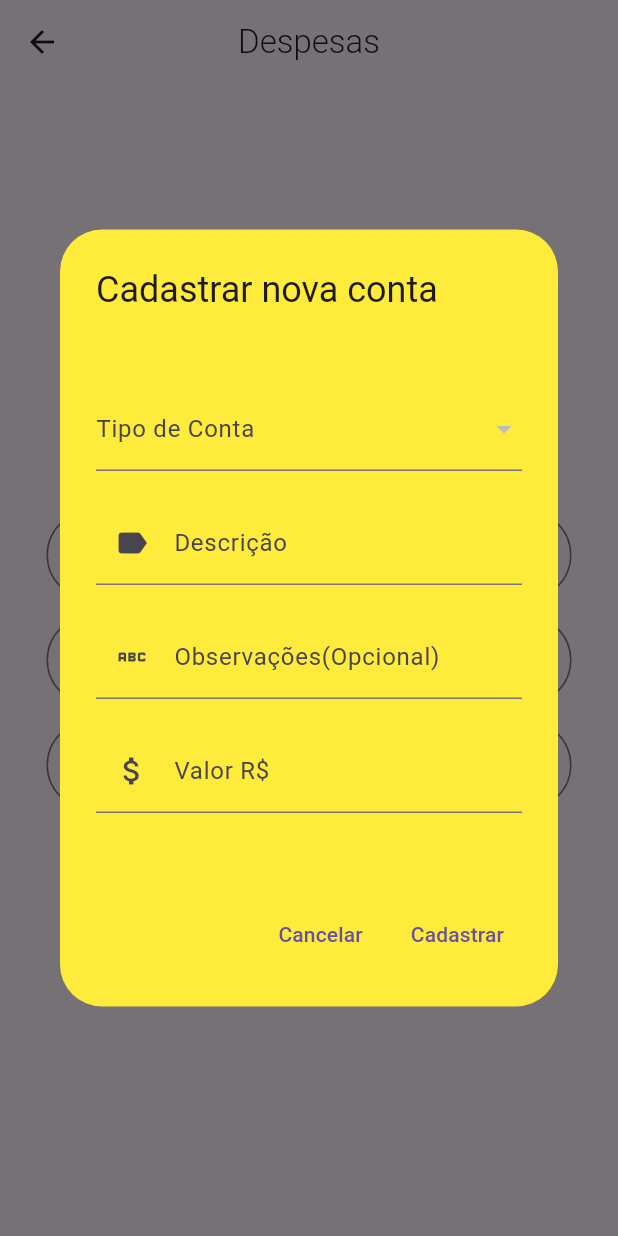
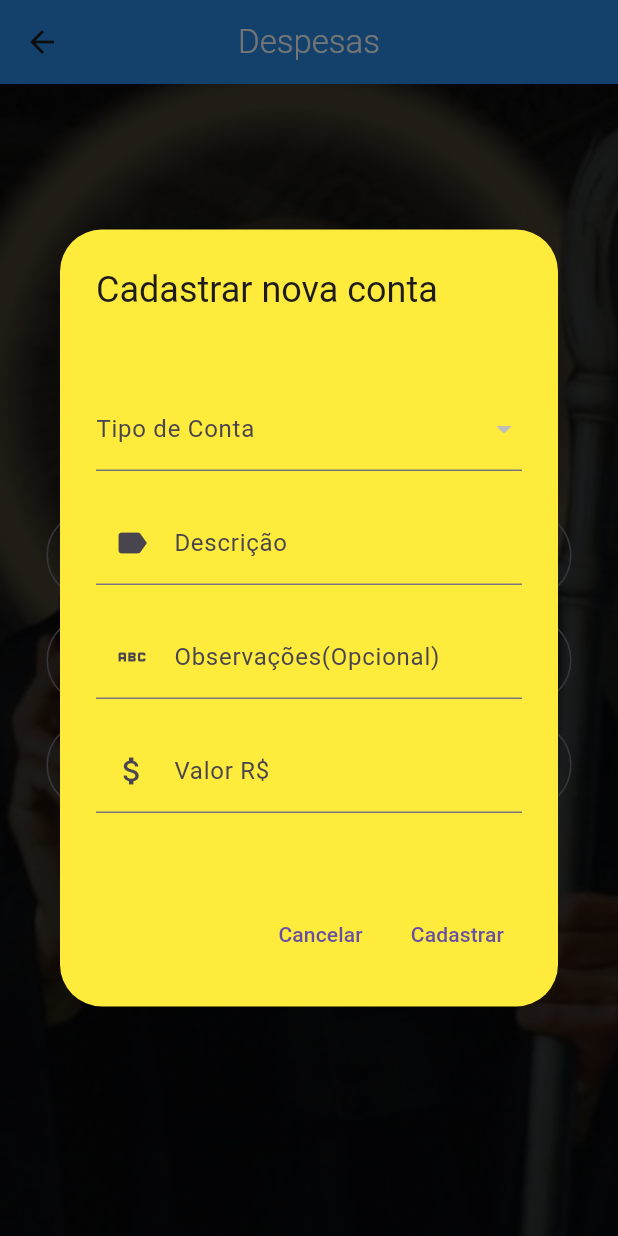
Before and after one commit to ryannestacio/decimus, a Flutter app: the DespesasScreen screen opened by its route, after a tap on "Cadastrar nova conta", on a phone screen of 412 x 824 dp. Run offline on Flutter 3.47's test engine with Material 3 defaults, Android fonts, the phone set to English and light mode, and no system bars; our stand-ins replace cloud_firestore, firebase_auth, firebase_core, flutter_spinkit; accounts and stored records are empty.

Commit message:
adicionado imagem na tela de despesas, e algumas implementações de interfaçe

```diff
--- a/lib/screens/despesas.dart
+++ b/lib/screens/despesas.dart
@@ -9,12 +9,15 @@ class DespesasScreen extends StatelessWidget {
   @override
   Widget build(BuildContext context) {
     return Scaffold(
+      backgroundColor: Colors.black,
       appBar: AppBar(
+        backgroundColor: Colors.blue,
         title: const Text(
           'Despesas',
-          style: TextStyle(fontWeight: FontWeight.w300),
+          style: TextStyle(fontWeight: FontWeight.w300, color: Colors.white),
         ),
         centerTitle: true,
+        elevation: 7,
       ),
       body: BodyDespesas(),
     );
@@ -40,7 +43,6 @@ class _BodyDespesasState extends State<BodyDespesas> {
     super.initState();
     carregarTiposDeConta();
     carregarDespesasDoFirestore();
-    //marcarComoPago(); // Remove or replace with marcarComoPagoLocal if needed
   }
 
   final _formKeyTipoConta = GlobalKey<FormState>();
@@ -48,20 +50,6 @@ class _BodyDespesasState extends State<BodyDespesas> {
   List<Conta> _listaTipoConta = [];
   String? tipoSelecionado;
 
-  /*void validacaoTipoConta() {
-    if (_formKeyTipoConta.currentState!.validate()) {
-      final addConta = Conta(tipoConta: _novoTipoConta.text);
-
-      setState(() {
-        _listaTipoConta.add(addConta);
-        _novoTipoConta.clear();
-      });
-
-      ScaffoldMessenger.of(
-        context,
-      ).showSnackBar(SnackBar(content: Text('Tipo de conta salvo!')));
-    }
-  }*/
   void validacaoTipoConta() async {
     if (_formKeyTipoConta.currentState!.validate()) {
       final tipo = _novoTipoConta.text;
@@ -71,11 +59,6 @@ class _BodyDespesasState extends State<BodyDespesas> {
           'tipoConta': tipo,
           'createdAt': Timestamp.now(),
         });
-
-        /* setState(() {
-          _listaTipoConta.add(Conta(tipoConta: tipo));
-          _novoTipoConta.clear();
-        });*/
 
         _novoTipoConta.clear();
         await carregarTiposDeConta();
@@ -105,34 +88,6 @@ class _BodyDespesasState extends State<BodyDespesas> {
     });
   }
 
-  /*bool validacaoNovaConta() {
-    if (_formKeyNovaConta.currentState!.validate()) {
-      final addConta = ContaCad(
-        tipoConta: _tipoConta.text,
-        descricao: _descricao.text,
-        observacao: _observacoes.text,
-        valor: double.tryParse(_valor.text) ?? 0.0,
-      );
-      setState(() {
-        FinanceiroServiceDespesas.listaConta.add(addConta);
-        _tipoConta.clear();
-        _descricao.clear();
-        _observacoes.clear();
-        _valor.clear();
-      });
-
-      ScaffoldMessenger.of(context).showSnackBar(
-        SnackBar(
-          content: Text(
-            'Conta cadastrada, verifique sua conta em "Verificar contas".',
-          ),
-        ),
-      );
-
-      return true;
-    }
-    return false;
-  }*/
   bool validacaoNovaConta() {
     if (_formKeyNovaConta.currentState!.validate()) {
       final novaConta = ContaCad(
@@ -249,7 +204,18 @@ class _BodyDespesasState extends State<BodyDespesas> {
 
   @override
   Widget build(BuildContext context) {
-    return SafeArea(
+    return Stack(
+      children: [
+        Container(
+          decoration: BoxDecoration(
+            image: DecorationImage(
+              image: AssetImage('assets/images/sbento.png'),
+              opacity: 0.3,
+              fit: BoxFit.cover,
+            ),
+          ),
+        ),
+        SafeArea(
           child: Center(
             child: Column(
               mainAxisAlignment: MainAxisAlignment.center,
@@ -286,7 +252,8 @@ class _BodyDespesasState extends State<BodyDespesas> {
                                             label: Text('Novo'),
                                           ),
                                           validator: (value) {
-                                        if (value == null || value.isEmpty) {
+                                            if (value == null ||
+                                                value.isEmpty) {
                                               return 'Digite um tipo de conta';
                                             }
                                             return null;
@@ -310,9 +277,8 @@ class _BodyDespesasState extends State<BodyDespesas> {
                                             leading: Icon(Icons.attachment),
                                             title: Text(item.tipoConta),
                                             shape: BeveledRectangleBorder(
-                                          borderRadius: BorderRadius.circular(
-                                            5,
-                                          ),
+                                              borderRadius:
+                                                  BorderRadius.circular(5),
                                             ),
                                           );
                                         },
@@ -363,34 +329,6 @@ class _BodyDespesasState extends State<BodyDespesas> {
                                   child: Column(
                                     mainAxisAlignment: MainAxisAlignment.center,
                                     children: [
-                                  /*DropdownButtonFormField<String>(
-                                    value:
-                                        _tipoConta.text.isEmpty
-                                            ? null
-                                            : _tipoConta.text,
-                                    decoration: InputDecoration(
-                                      labelText: 'Tipo de conta',
-                                      prefixIcon: Icon(Icons.wallet),
-                                    ),
-                                    items:
-                                        _listaTipoConta.map((conta) {
-                                          return DropdownMenuItem(
-                                            value: conta.tipoConta,
-                                            child: Text(conta.tipoConta),
-                                          );
-                                        }).toList(),
-                                    onChanged: (value) {
-                                      setState(() {
-                                        _tipoConta.text = value!;
-                                      });
-                                    },
-                                    validator: (value) {
-                                      if (value == null || value.isEmpty) {
-                                        return 'Selecione o tipo da conta';
-                                      }
-                                      return null;
-                                    },
-                                  ),*/
                                       DropdownButtonFormField<String>(
                                         value:
                                             _tipoConta.text.isNotEmpty
@@ -498,10 +436,13 @@ class _BodyDespesasState extends State<BodyDespesas> {
                                 width: 300,
                                 child: ListView.builder(
                                   itemCount:
-                                  FinanceiroServiceDespesas.listaConta.length,
+                                      FinanceiroServiceDespesas
+                                          .listaConta
+                                          .length,
                                   itemBuilder: (context, index) {
                                     final item =
-                                    FinanceiroServiceDespesas.listaConta[index];
+                                        FinanceiroServiceDespesas
+                                            .listaConta[index];
                                     return ListTile(
                                       onTap: () {},
                                       leading: Icon(Icons.wallet),
@@ -526,7 +467,9 @@ class _BodyDespesasState extends State<BodyDespesas> {
                                                   showDialog(
                                                     context: context,
                                                     builder:
-                                                    (context) => AlertDialog(
+                                                        (
+                                                          context,
+                                                        ) => AlertDialog(
                                                           title: Text(
                                                             'Confirmar pagamento',
                                                           ),
@@ -540,7 +483,9 @@ class _BodyDespesasState extends State<BodyDespesas> {
                                                                   context,
                                                                 );
                                                               },
-                                                          child: Text('Não'),
+                                                              child: Text(
+                                                                'Não',
+                                                              ),
                                                             ),
                                                             TextButton(
                                                               onPressed: () {
@@ -551,7 +496,9 @@ class _BodyDespesasState extends State<BodyDespesas> {
                                                                   context,
                                                                 );
                                                               },
-                                                          child: Text('Sim'),
+                                                              child: Text(
+                                                                'Sim',
+                                                              ),
                                                             ),
                                                           ],
                                                         ),
@@ -570,6 +517,8 @@ class _BodyDespesasState extends State<BodyDespesas> {
               ],
             ),
           ),
+        ),
+      ],
     );
   }
 }
--- a/pubspec.yaml
+++ b/pubspec.yaml
@@ -36,6 +36,7 @@ flutter:
      - assets/images/imagem1login.png
      - assets/images/tomas.png
      - assets/images/saofrancisco.png
+     - assets/images/sbento.png
 
 
   # fonts:
```
Also changed, not shown: lib/screens/home.dart (+10 -3 lines), lib/screens/recebiveis.dart (+11 -47 lines), assets/images/sbento.png (added), assets/images/tomas.png, 1 other file. Lines whose indentation alone changed are shown as unchanged.
